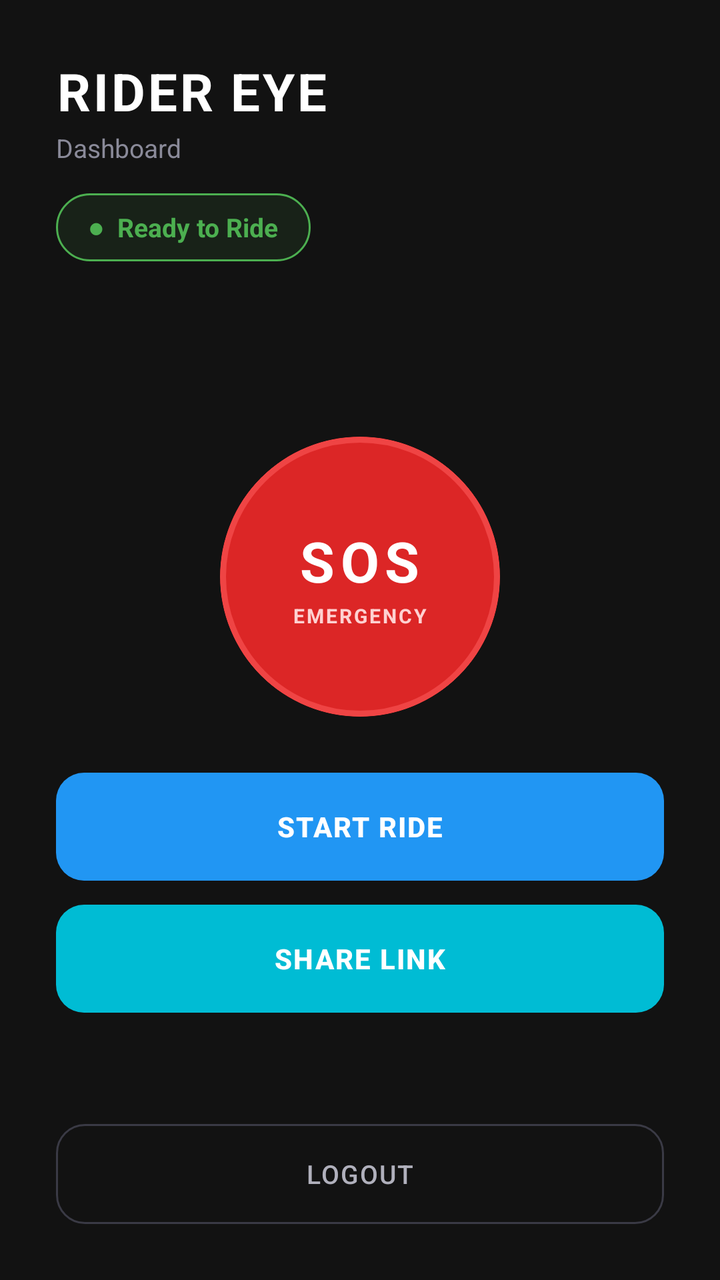
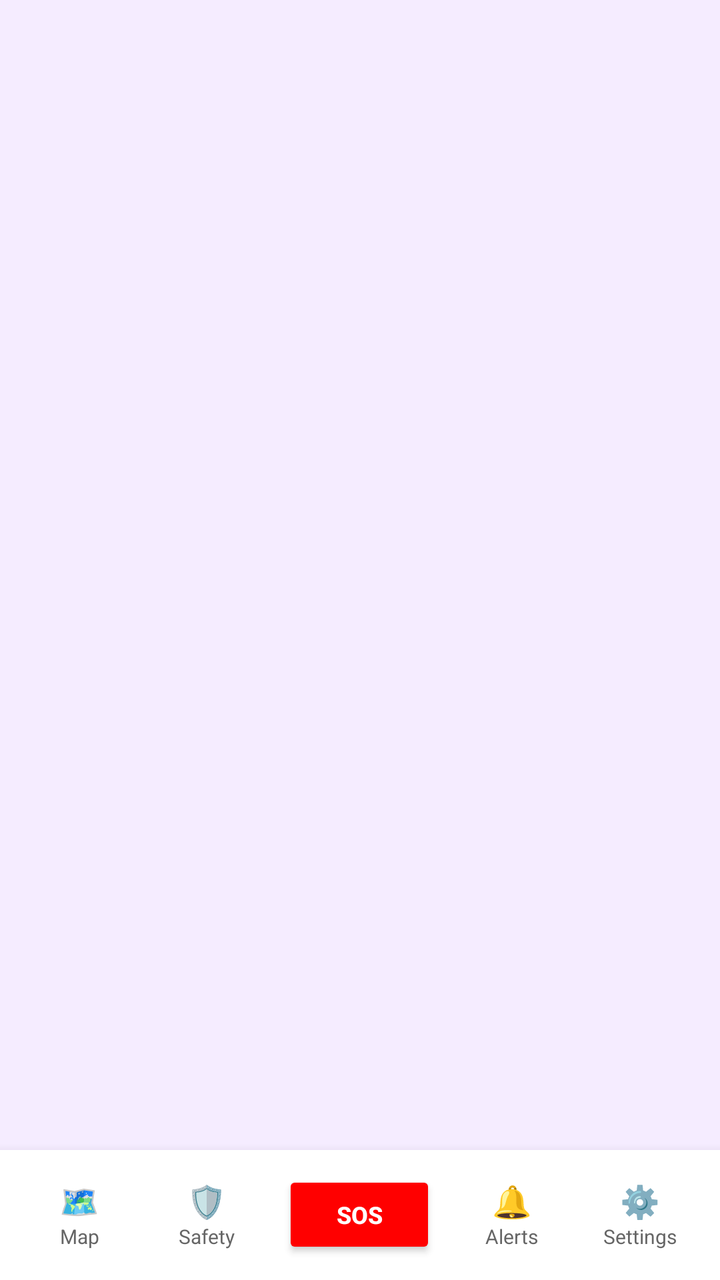

The first picture is an Android layout as it rendered before a commit; the second is the same layout after the commit. The layout source and the unified diff follow.
<!-- AndroidManifest.xml: application theme Theme.Material3.DayNight.NoActionBar -->
<!-- res/layout/activity_rider_home.xml -->
<?xml version="1.0" encoding="utf-8"?>
<LinearLayout xmlns:android="http://schemas.android.com/apk/res/android"
    xmlns:app="http://schemas.android.com/apk/res-auto"
    android:layout_width="match_parent"
    android:layout_height="match_parent"
    android:orientation="vertical"
    android:padding="28dp"
    android:background="#121212">

    
    <TextView
        android:layout_width="wrap_content"
        android:layout_height="wrap_content"
        android:text="RIDER EYE"
        android:textSize="26sp"
        android:textStyle="bold"
        android:textColor="#FFFFFF"
        android:letterSpacing="0.05" />

    <TextView
        android:layout_width="wrap_content"
        android:layout_height="wrap_content"
        android:layout_marginTop="2dp"
        android:layout_marginBottom="14dp"
        android:text="Dashboard"
        android:textSize="13sp"
        android:textColor="#8A8A99" />

    
    <TextView
        android:id="@+id/tvStatus"
        android:layout_width="wrap_content"
        android:layout_height="wrap_content"
        android:background="@drawable/bg_status_pill"
        android:paddingHorizontal="16dp"
        android:paddingVertical="8dp"
        android:text="●  Ready to Ride"
        android:textColor="#4CAF50"
        android:textSize="13sp"
        android:textStyle="bold"
        android:layout_marginBottom="32dp" />

    
    <LinearLayout
        android:layout_width="match_parent"
        android:layout_height="0dp"
        android:layout_weight="1"
        android:orientation="vertical"
        android:gravity="center">

        
        <com.google.android.material.card.MaterialCardView
            android:id="@+id/btnSos"
            android:layout_width="140dp"
            android:layout_height="140dp"
            app:cardCornerRadius="70dp"
            app:cardBackgroundColor="#DC2626"
            app:strokeColor="#EF4444"
            app:strokeWidth="3dp"
            android:layout_marginBottom="28dp"
            android:elevation="10dp"
            android:clickable="true"
            android:focusable="true">

            <LinearLayout
                android:layout_width="match_parent"
                android:layout_height="match_parent"
                android:orientation="vertical"
                android:gravity="center">

                <TextView
                    android:layout_width="wrap_content"
                    android:layout_height="wrap_content"
                    android:text="SOS"
                    android:textSize="28sp"
                    android:textStyle="bold"
                    android:textColor="#FFFFFF"
                    android:letterSpacing="0.1" />

                <TextView
                    android:layout_width="wrap_content"
                    android:layout_height="wrap_content"
                    android:layout_marginTop="2dp"
                    android:text="EMERGENCY"
                    android:textSize="10sp"
                    android:textStyle="bold"
                    android:textColor="#FFD1D1"
                    android:letterSpacing="0.1" />
            </LinearLayout>
        </com.google.android.material.card.MaterialCardView>

        
        <Button
            android:id="@+id/btnStartRide"
            android:layout_width="match_parent"
            android:layout_height="54dp"
            android:text="START RIDE"
            android:background="@drawable/bg_button_primary"
            android:textColor="#FFFFFF"
            android:textSize="14sp"
            android:textStyle="bold"
            android:letterSpacing="0.05"
            android:elevation="0dp"
            android:stateListAnimator="@null"
            android:layout_marginBottom="12dp" />

        
        <Button
            android:id="@+id/btnShareLocation"
            android:layout_width="match_parent"
            android:layout_height="54dp"
            android:text="SHARE LINK"
            android:background="@drawable/bg_button_secondary"
            android:textColor="#FFFFFF"
            android:textSize="14sp"
            android:textStyle="bold"
            android:letterSpacing="0.05"
            android:elevation="0dp"
            android:stateListAnimator="@null" />

    </LinearLayout>

    
    <Button
        android:id="@+id/btnLogout"
        android:layout_width="match_parent"
        android:layout_height="50dp"
        android:text="LOGOUT"
        android:background="@drawable/bg_button_ghost"
        android:textColor="#B0B0BC"
        android:textSize="13sp"
        android:letterSpacing="0.05"
        android:elevation="0dp"
        android:stateListAnimator="@null" />

</LinearLayout>
<!-- resources referenced by this layout -->
<resources>
  <!-- drawable bg_button_ghost (drawable) -->
  <?xml version="1.0" encoding="utf-8"?>
  <shape xmlns:android="http://schemas.android.com/apk/res/android"
      android:shape="rectangle">
      <solid android:color="#00000000" />
      <corners android:radius="14dp" />
      <stroke
          android:width="1dp"
          android:color="#3A3A45" />
  </shape>
  <!-- drawable bg_button_primary (drawable) -->
  <?xml version="1.0" encoding="utf-8"?>
  <shape xmlns:android="http://schemas.android.com/apk/res/android"
      android:shape="rectangle">
      <solid android:color="#2196F3" />
      <corners android:radius="14dp" />
  </shape>
  <!-- drawable bg_button_secondary (drawable) -->
  <?xml version="1.0" encoding="utf-8"?>
  <shape xmlns:android="http://schemas.android.com/apk/res/android"
      android:shape="rectangle">
      <solid android:color="#00BCD4" />
      <corners android:radius="14dp" />
  </shape>
  <!-- drawable bg_status_pill (drawable) -->
  <?xml version="1.0" encoding="utf-8"?>
  <shape xmlns:android="http://schemas.android.com/apk/res/android"
      android:shape="rectangle">
      <solid android:color="#1A4CAF50" />
      <corners android:radius="20dp" />
      <stroke
          android:width="1dp"
          android:color="#4CAF50" />
  </shape>
</resources>

<!-- the commit's change to res/layout/activity_rider_home.xml (unified diff, before → after) -->
@@ -1,136 +1,142 @@
 <?xml version="1.0" encoding="utf-8"?>
-<LinearLayout xmlns:android="http://schemas.android.com/apk/res/android"
+<androidx.constraintlayout.widget.ConstraintLayout 
+    xmlns:android="http://schemas.android.com/apk/res/android"
     xmlns:app="http://schemas.android.com/apk/res-auto"
     android:layout_width="match_parent"
     android:layout_height="match_parent"
-    android:orientation="vertical"
-    android:padding="28dp"
-    android:background="#121212">
+    android:background="#F5ECFF">
 
     
-    <TextView
-        android:layout_width="wrap_content"
-        android:layout_height="wrap_content"
-        android:text="RIDER EYE"
-        android:textSize="26sp"
-        android:textStyle="bold"
-        android:textColor="#FFFFFF"
-        android:letterSpacing="0.05" />
-
-    <TextView
-        android:layout_width="wrap_content"
-        android:layout_height="wrap_content"
-        android:layout_marginTop="2dp"
-        android:layout_marginBottom="14dp"
-        android:text="Dashboard"
-        android:textSize="13sp"
-        android:textColor="#8A8A99" />
-
-    
-    <TextView
-        android:id="@+id/tvStatus"
-        android:layout_width="wrap_content"
-        android:layout_height="wrap_content"
-        android:background="@drawable/bg_status_pill"
-        android:paddingHorizontal="16dp"
-        android:paddingVertical="8dp"
-        android:text="●  Ready to Ride"
-        android:textColor="#4CAF50"
-        android:textSize="13sp"
-        android:textStyle="bold"
-        android:layout_marginBottom="32dp" />
+    <FrameLayout
+        android:id="@+id/fragment_container"
+        android:layout_width="0dp"
+        android:layout_height="0dp"
+        app:layout_constraintTop_toTopOf="parent"
+        app:layout_constraintBottom_toTopOf="@id/bottom_nav"
+        app:layout_constraintStart_toStartOf="parent"
+        app:layout_constraintEnd_toEndOf="parent" />
 
     
     <LinearLayout
-        android:layout_width="match_parent"
-        android:layout_height="0dp"
-        android:layout_weight="1"
-        android:orientation="vertical"
-        android:gravity="center">
+        android:id="@+id/bottom_nav"
+        android:layout_width="0dp"
+        android:layout_height="65dp"
+        android:background="#FFFFFF"
+        android:elevation="8dp"
+        android:gravity="center_vertical"
+        android:orientation="horizontal"
+        android:paddingHorizontal="8dp"
+        app:layout_constraintBottom_toBottomOf="parent"
+        app:layout_constraintStart_toStartOf="parent"
+        app:layout_constraintEnd_toEndOf="parent">
 
         
-        <com.google.android.material.card.MaterialCardView
-            android:id="@+id/btnSos"
-            android:layout_width="140dp"
-            android:layout_height="140dp"
-            app:cardCornerRadius="70dp"
-            app:cardBackgroundColor="#DC2626"
-            app:strokeColor="#EF4444"
-            app:strokeWidth="3dp"
-            android:layout_marginBottom="28dp"
-            android:elevation="10dp"
+        <LinearLayout
+            android:id="@+id/nav_map"
+            android:layout_width="0dp"
+            android:layout_height="match_parent"
+            android:layout_weight="1"
             android:clickable="true"
-            android:focusable="true">
+            android:focusable="true"
+            android:gravity="center"
+            android:orientation="vertical">
+            <TextView
+                android:layout_width="wrap_content"
+                android:layout_height="wrap_content"
+                android:text="🗺️"
+                android:textSize="16sp" />
+            <TextView
+                android:layout_width="wrap_content"
+                android:layout_height="wrap_content"
+                android:text="Map"
+                android:textColor="#666666"
+                android:textSize="10sp" />
+        </LinearLayout>
 
-            <LinearLayout
-                android:layout_width="match_parent"
-                android:layout_height="match_parent"
-                android:orientation="vertical"
-                android:gravity="center">
-
-                <TextView
-                    android:layout_width="wrap_content"
-                    android:layout_height="wrap_content"
-                    android:text="SOS"
-                    android:textSize="28sp"
-                    android:textStyle="bold"
-                    android:textColor="#FFFFFF"
-                    android:letterSpacing="0.1" />
-
-                <TextView
-                    android:layout_width="wrap_content"
-                    android:layout_height="wrap_content"
-                    android:layout_marginTop="2dp"
-                    android:text="EMERGENCY"
-                    android:textSize="10sp"
-                    android:textStyle="bold"
-                    android:textColor="#FFD1D1"
-                    android:letterSpacing="0.1" />
-            </LinearLayout>
-        </com.google.android.material.card.MaterialCardView>
+        
+        <LinearLayout
+            android:id="@+id/nav_safety"
+            android:layout_width="0dp"
+            android:layout_height="match_parent"
+            android:layout_weight="1"
+            android:clickable="true"
+            android:focusable="true"
+            android:gravity="center"
+            android:orientation="vertical">
+            <TextView
+                android:layout_width="wrap_content"
+                android:layout_height="wrap_content"
+                android:text="🛡️"
+                android:textSize="16sp" />
+            <TextView
+                android:layout_width="wrap_content"
+                android:layout_height="wrap_content"
+                android:text="Safety"
+                android:textColor="#666666"
+                android:textSize="10sp" />
+        </LinearLayout>
 
         
         <Button
-            android:id="@+id/btnStartRide"
-            android:layout_width="match_parent"
-            android:layout_height="54dp"
-            android:text="START RIDE"
-            android:background="@drawable/bg_button_primary"
+            android:id="@+id/btn_rider_sos"
+            android:layout_width="0dp"
+            android:layout_height="44dp"
+            android:layout_weight="1.2"
+            android:layout_marginHorizontal="6dp"
+            android:backgroundTint="#FF0000"
+            android:insetTop="0dp"
+            android:insetBottom="0dp"
+            android:text="SOS"
             android:textColor="#FFFFFF"
-            android:textSize="14sp"
-            android:textStyle="bold"
-            android:letterSpacing="0.05"
-            android:elevation="0dp"
-            android:stateListAnimator="@null"
-            android:layout_marginBottom="12dp" />
+            android:textSize="12sp"
+            android:textStyle="bold" />
 
         
-        <Button
-            android:id="@+id/btnShareLocation"
-            android:layout_width="match_parent"
-            android:layout_height="54dp"
-            android:text="SHARE LINK"
-            android:background="@drawable/bg_button_secondary"
-            android:textColor="#FFFFFF"
-            android:textSize="14sp"
-            android:textStyle="bold"
-            android:letterSpacing="0.05"
-            android:elevation="0dp"
-            android:stateListAnimator="@null" />
+        <LinearLayout
+            android:id="@+id/nav_bell"
+            android:layout_width="0dp"
+            android:layout_height="match_parent"
+            android:layout_weight="1"
+            android:clickable="true"
+            android:focusable="true"
+            android:gravity="center"
+            android:orientation="vertical">
+            <TextView
+                android:layout_width="wrap_content"
+                android:layout_height="wrap_content"
+                android:text="🔔"
+                android:textSize="16sp" />
+            <TextView
+                android:layout_width="wrap_content"
+                android:layout_height="wrap_content"
+                android:text="Alerts"
+                android:textColor="#666666"
+                android:textSize="10sp" />
+        </LinearLayout>
+
+        
+        <LinearLayout
+            android:id="@+id/nav_settings"
+            android:layout_width="0dp"
+            android:layout_height="match_parent"
+            android:layout_weight="1"
+            android:clickable="true"
+            android:focusable="true"
+            android:gravity="center"
+            android:orientation="vertical">
+            <TextView
+                android:layout_width="wrap_content"
+                android:layout_height="wrap_content"
+                android:text="⚙️"
+                android:textSize="16sp" />
+            <TextView
+                android:layout_width="wrap_content"
+                android:layout_height="wrap_content"
+                android:text="Settings"
+                android:textColor="#666666"
+                android:textSize="10sp" />
+        </LinearLayout>
 
     </LinearLayout>
 
-    
-    <Button
-        android:id="@+id/btnLogout"
-        android:layout_width="match_parent"
-        android:layout_height="50dp"
-        android:text="LOGOUT"
-        android:background="@drawable/bg_button_ghost"
-        android:textColor="#B0B0BC"
-        android:textSize="13sp"
-        android:letterSpacing="0.05"
-        android:elevation="0dp"
-        android:stateListAnimator="@null" />
-
-</LinearLayout>
+</androidx.constraintlayout.widget.ConstraintLayout>
<!-- resource entries referenced after the edit -->
@@ -1,38 +1,5 @@
 <!-- resources referenced by this layout -->
 <resources>
-  <!-- drawable bg_button_ghost (drawable) -->
-  <?xml version="1.0" encoding="utf-8"?>
-  <shape xmlns:android="http://schemas.android.com/apk/res/android"
-      android:shape="rectangle">
-      <solid android:color="#00000000" />
-      <corners android:radius="14dp" />
-      <stroke
-          android:width="1dp"
-          android:color="#3A3A45" />
-  </shape>
-  <!-- drawable bg_button_primary (drawable) -->
-  <?xml version="1.0" encoding="utf-8"?>
-  <shape xmlns:android="http://schemas.android.com/apk/res/android"
-      android:shape="rectangle">
-      <solid android:color="#2196F3" />
-      <corners android:radius="14dp" />
-  </shape>
-  <!-- drawable bg_button_secondary (drawable) -->
-  <?xml version="1.0" encoding="utf-8"?>
-  <shape xmlns:android="http://schemas.android.com/apk/res/android"
-      android:shape="rectangle">
-      <solid android:color="#00BCD4" />
-      <corners android:radius="14dp" />
-  </shape>
-  <!-- drawable bg_status_pill (drawable) -->
-  <?xml version="1.0" encoding="utf-8"?>
-  <shape xmlns:android="http://schemas.android.com/apk/res/android"
-      android:shape="rectangle">
-      <solid android:color="#1A4CAF50" />
-      <corners android:radius="20dp" />
-      <stroke
-          android:width="1dp"
-          android:color="#4CAF50" />
-  </shape>
+
 </resources>
 
